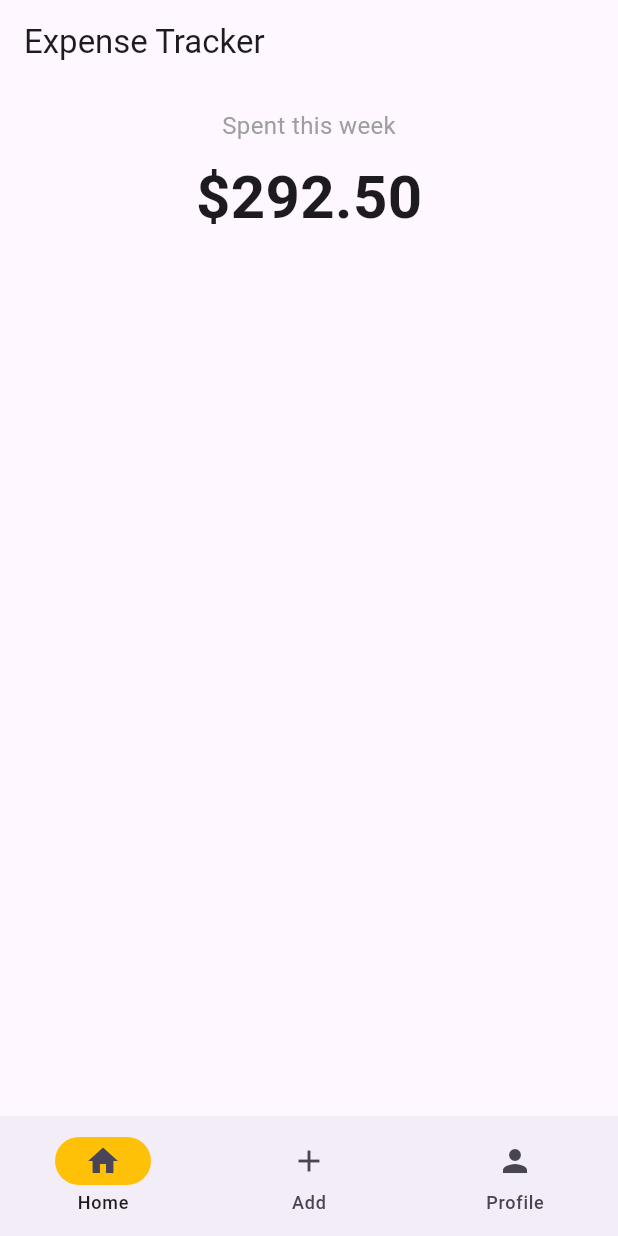
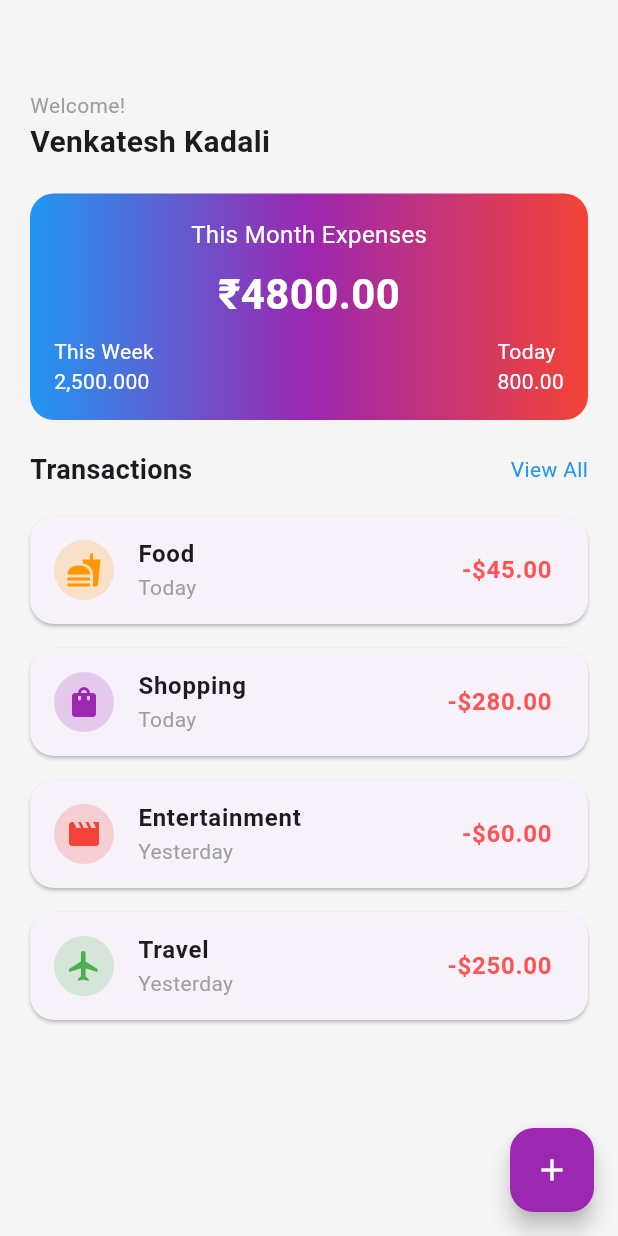
Before and after one commit to venkateshkadalii/expense-tracker, a Flutter app: the screen it shows after launch, on a phone screen of 412 x 824 dp. Run offline on Flutter 3.47's test engine with Material 3 defaults, Android fonts, the phone set to English and light mode, and no system bars; our stand-ins replace flutter_bloc, hive_flutter; accounts and stored records are empty.

Commit message:
update UI for home screen, add expenses screen

```diff
--- a/lib/main.dart
+++ b/lib/main.dart
@@ -13,7 +13,10 @@ import 'package:hive_flutter/adapters.dart';
 
 void main() async {
   WidgetsFlutterBinding.ensureInitialized();
-  SystemChrome.setEnabledSystemUIMode(SystemUiMode.immersiveSticky);
+  SystemChrome.setSystemUIOverlayStyle(SystemUiOverlayStyle(
+    statusBarColor: Colors.transparent,
+    statusBarIconBrightness: Brightness.dark
+  ));
   await Hive.initFlutter();
   Hive.registerAdapter<ExpenseModel>(ExpenseModelAdapter());
   await Hive.openBox<ExpenseModel>('expenseBox');
--- a/lib/presentation/screens/home_screen.dart
+++ b/lib/presentation/screens/home_screen.dart
@@ -2,6 +2,7 @@ import 'package:expense_tracker/presentation/bloc/expense_bloc.dart';
 import 'package:expense_tracker/presentation/bloc/expense_event.dart';
 import 'package:expense_tracker/presentation/bloc/expense_state.dart';
 import 'package:flutter/material.dart';
+import 'package:flutter/services.dart';
 import 'package:flutter_bloc/flutter_bloc.dart';
 
 import '../../domain/entities/expense.dart';
@@ -27,54 +28,76 @@ class _HomeScreenState extends State<HomeScreen> {
   @override
   Widget build(BuildContext context) {
     return Scaffold(
-      appBar: AppBar(title: Text("Expense Tracker")),
-      // body: BlocBuilder<ExpenseBloc, ExpenseState>(
-      //   builder: (context, state) {
-      //     if (state is ExpenseLoadingState) {
-      //       return Center(child: CircularProgressIndicator());
-      //     } else if (state is ExpenseLoadedState) {
-      //       return ExpenseList(expenses: state.expenses);
-      //     } else if (state is ExpenseErrorState) {
-      //       return Center(child: Text(state.message));
-      //     } else if(state is ExpenseAddedState) {
-      //       return ExpenseList(expenses: state.expenses);
-      //     }
-      //     return Center(child: Text("No expenses available"));
-      //   },
-      // ),
+      extendBodyBehindAppBar: true,
+      backgroundColor: Colors.grey[100],
       body: Padding(
-        padding: const EdgeInsets.all(16.0),
+        padding: const EdgeInsets.all(20.0),
         child: Column(
-          crossAxisAlignment: CrossAxisAlignment.center,
+          crossAxisAlignment: CrossAxisAlignment.start,
           children: [
-            _buildTotalSpent(),
-            SizedBox(height: 20),
-            Expanded(child: _buildExpenseList()),
+            const SizedBox(height: 40),
+            const Text("Welcome!", style: TextStyle(color: Colors.grey)),
+            const Text(
+              "Venkatesh Kadali",
+              style: TextStyle(fontSize: 20, fontWeight: FontWeight.bold),
+            ),
+            const SizedBox(height: 20),
+            Container(
+              padding: const EdgeInsets.all(16),
+              decoration: BoxDecoration(
+                gradient: LinearGradient(
+                  colors: [Colors.blue, Colors.purple, Colors.red],
+                ),
+                borderRadius: BorderRadius.circular(16),
+              ),
+              child: Column(
+                crossAxisAlignment: CrossAxisAlignment.center,
+                children: [
+                  Text('This Month Expenses', style: TextStyle(color: Colors.white, fontSize: 16),),
+                  SizedBox(height: 8,),
+                  Text("\₹4800.00", style: TextStyle(color: Colors.white, fontSize: 28, fontWeight: FontWeight.bold)),
+                  SizedBox(height: 8),
+                  Row(
+                    mainAxisAlignment: MainAxisAlignment.spaceBetween,
+                    children: [
+                      Text("This Week\n2,500.000", style: TextStyle(color: Colors.white, fontSize: 14)),
+                      Text("Today\n800.00", style: TextStyle(color: Colors.white, fontSize: 14)),
+                    ],
+                  ),
+                ],
+              ),
+            ),
+            const SizedBox(height: 20),
+            Row(
+              mainAxisAlignment: MainAxisAlignment.spaceBetween,
+              children: const [
+                Text("Transactions", style: TextStyle(fontSize: 18, fontWeight: FontWeight.bold)),
+                Text("View All", style: TextStyle(color: Colors.blue)),
+              ],
+            ),
+            const SizedBox(height: 10),
+            Expanded(
+              child: ListView(
+                children: const [
+                  TransactionTile(icon: Icons.fastfood, label: "Food", amount: "-\$45.00", date: "Today", color: Colors.orange),
+                  TransactionTile(icon: Icons.shopping_bag, label: "Shopping", amount: "-\$280.00", date: "Today", color: Colors.purple),
+                  TransactionTile(icon: Icons.movie, label: "Entertainment", amount: "-\$60.00", date: "Yesterday", color: Colors.red),
+                  TransactionTile(icon: Icons.flight, label: "Travel", amount: "-\$250.00", date: "Yesterday", color: Colors.green),
+                ],
+              ),
+            ),
           ],
         ),
       ),
-      // floatingActionButton: FloatingActionButton(
-      //   onPressed: () {
-      //     Navigator.push(
-      //       context,
-      //       MaterialPageRoute(builder: (context) => AddExpenseScreen()),
-      //     );
-      //   },
-      //   child: Icon(Icons.add),
-      // ),
-      bottomNavigationBar: NavigationBar(
-        onDestinationSelected: (int index) {
-          setState(() {
-            currentPageIndex = index;
-          });
+      floatingActionButton: FloatingActionButton(
+        onPressed: () {
+          Navigator.push(
+            context,
+            MaterialPageRoute(builder: (context) => AddExpenseScreen()),
+          );
         },
-        indicatorColor: Colors.amber,
-        selectedIndex: currentPageIndex,
-        destinations: const <Widget>[
-          NavigationDestination(icon: Icon(Icons.home), label: "Home"),
-          NavigationDestination(icon: Icon(Icons.add), label: "Add"),
-          NavigationDestination(icon: Icon(Icons.person), label: "Profile"),
-        ],
+        backgroundColor: Colors.purple,
+        child: const Icon(Icons.add, color: Colors.white),
       ),
     );
   }
@@ -150,3 +173,30 @@ class _HomeScreenState extends State<HomeScreen> {
     );
   }
 }
+
+class TransactionTile extends StatelessWidget {
+  final IconData icon;
+  final String label;
+  final String amount;
+  final String date;
+  final Color color;
+
+  const TransactionTile({super.key, required this.icon, required this.label, required this.amount, required this.date, required this.color});
+
+  @override
+  Widget build(BuildContext context) {
+    return Card(
+      margin: const EdgeInsets.symmetric(vertical: 8),
+      shape: RoundedRectangleBorder(borderRadius: BorderRadius.circular(16)),
+      child: ListTile(
+        leading: CircleAvatar(
+          backgroundColor: color.withOpacity(0.2),
+          child: Icon(icon, color: color),
+        ),
+        title: Text(label, style: const TextStyle(fontSize: 16, fontWeight: FontWeight.bold)),
+        subtitle: Text(date, style: const TextStyle(color: Colors.grey)),
+        trailing: Text(amount, style: TextStyle(color: Colors.redAccent, fontSize: 16, fontWeight: FontWeight.bold)),
+      ),
+    );
+  }
+}
--- /dev/null
+++ b/lib/presentation/widgets/transaction_tile.dart
@@ -0,0 +1,28 @@
+import 'package:flutter/material.dart';
+
+class TransactionTile extends StatelessWidget {
+  final IconData icon;
+  final String label;
+  final String amount;
+  final String date;
+  final Color color;
+
+  const TransactionTile({super.key, required this.icon, required this.label, required this.amount, required this.date, required this.color});
+
+  @override
+  Widget build(BuildContext context) {
+    return Card(
+      margin: const EdgeInsets.symmetric(vertical: 8),
+      shape: RoundedRectangleBorder(borderRadius: BorderRadius.circular(16)),
+      child: ListTile(
+        leading: CircleAvatar(
+          backgroundColor: color.withOpacity(0.2),
+          child: Icon(icon, color: color),
+        ),
+        title: Text(label, style: const TextStyle(fontSize: 16, fontWeight: FontWeight.bold)),
+        subtitle: Text(date, style: const TextStyle(color: Colors.grey)),
+        trailing: Text(amount, style: TextStyle(color: Colors.redAccent, fontSize: 16, fontWeight: FontWeight.bold)),
+      ),
+    );
+  }
+}
```
Also changed, not shown: lib/presentation/screens/add_expense_screen.dart (+89 -121 lines), lib/presentation/widgets/dropdown_widget.dart (added, +40 -0 lines), lib/presentation/widgets/expense_input_field.dart (added, +23 -0 lines).
